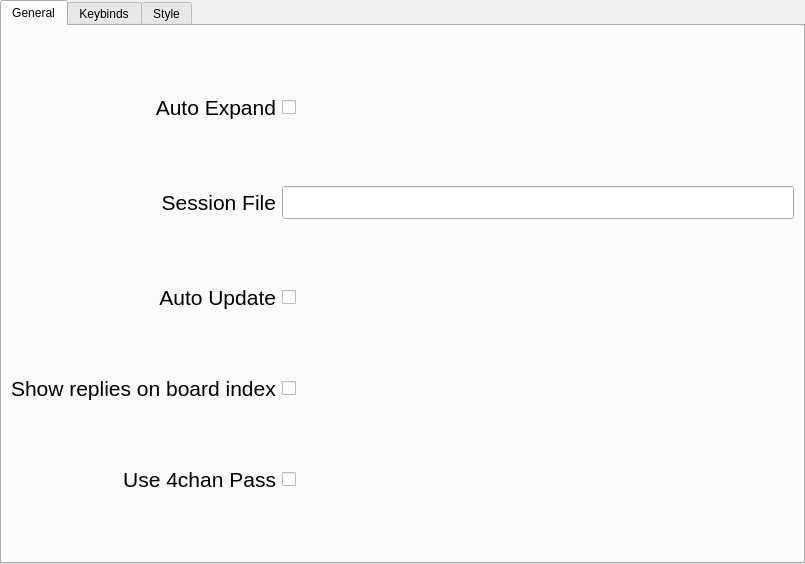
Before: the Qt Designer form settings.ui in siavash119/qtchan, drawn with Qt 5.
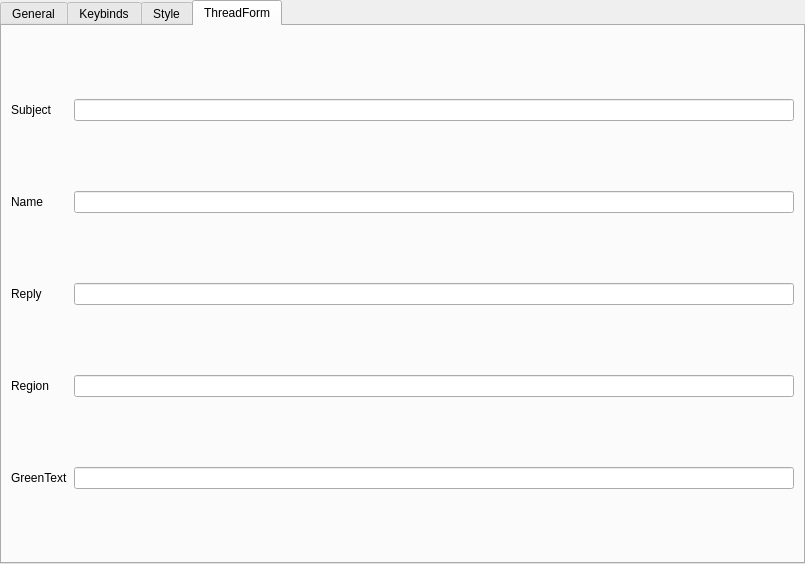
After: the same form once the commit is applied. The open tabs and pages were chosen to show the change. Custom widgets are drawn as their Qt base class.

```diff
--- a/settings.ui
+++ b/settings.ui
@@ -201,6 +201,63 @@
     </item>
    </layout>
   </widget>
+  <widget class="QWidget" name="tab">
+   <attribute name="title">
+    <string>ThreadForm</string>
+   </attribute>
+   <layout class="QGridLayout" name="gridLayout_4">
+    <item row="0" column="0">
+     <widget class="ClickableLabel" name="styleMainWindowLabel_2">
+      <property name="text">
+       <string>Subject</string>
+      </property>
+     </widget>
+    </item>
+    <item row="0" column="1">
+     <widget class="QLineEdit" name="styleMainWindowEdit_2"/>
+    </item>
+    <item row="1" column="0">
+     <widget class="ClickableLabel" name="styleThreadFormLabel_2">
+      <property name="text">
+       <string>Name</string>
+      </property>
+     </widget>
+    </item>
+    <item row="1" column="1">
+     <widget class="QLineEdit" name="styleThreadFormEdit_2"/>
+    </item>
+    <item row="2" column="1">
+     <widget class="QLineEdit" name="stylePostFormEdit_2"/>
+    </item>
+    <item row="3" column="0">
+     <widget class="ClickableLabel" name="styleNotificationLabel_2">
+      <property name="text">
+       <string>Region</string>
+      </property>
+     </widget>
+    </item>
+    <item row="3" column="1">
+     <widget class="QLineEdit" name="styleNotificationEdit_2"/>
+    </item>
+    <item row="4" column="0">
+     <widget class="ClickableLabel" name="styleArchiveLabel_2">
+      <property name="text">
+       <string>GreenText</string>
+      </property>
+     </widget>
+    </item>
+    <item row="4" column="1">
+     <widget class="QLineEdit" name="styleArchiveEdit_2"/>
+    </item>
+    <item row="2" column="0">
+     <widget class="ClickableLabel" name="stylePostFormLabel_2">
+      <property name="text">
+       <string>Reply</string>
+      </property>
+     </widget>
+    </item>
+   </layout>
+  </widget>
  </widget>
  <customwidgets>
   <customwidget>
```
